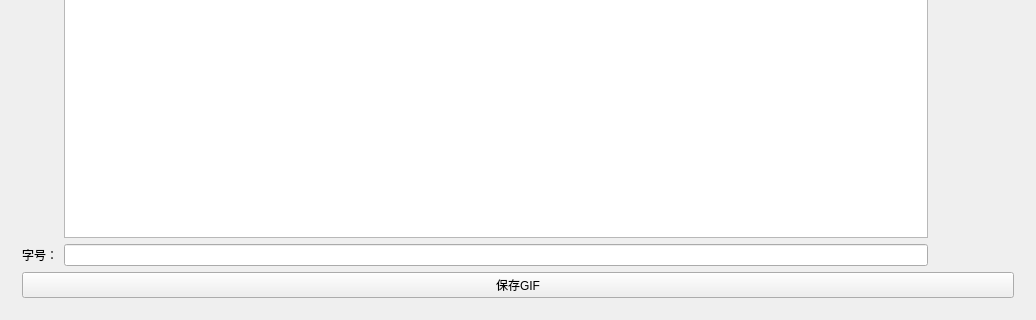
Above: src/mainwindow/fcmainwidget.ui from LiangZuoting/ffcutter before the change; both pictures show x 0 to 1036 and y 367 to 687 of the 1036 by 687 pixel window. Below: the same form after it.
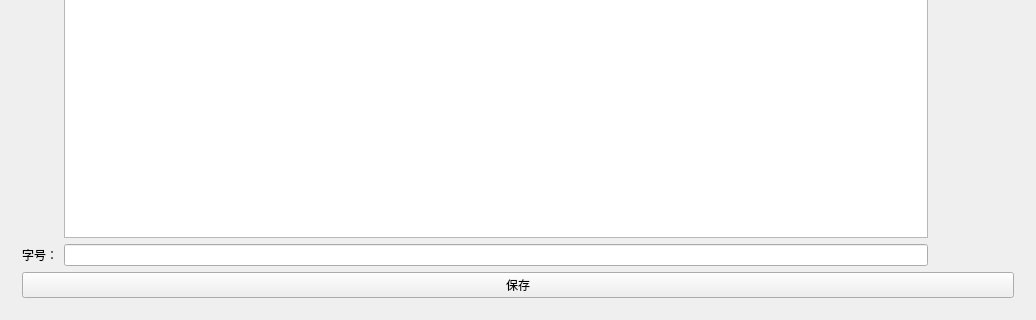
That is the form after the change. Custom widgets are drawn as their Qt base class.

```diff
--- a/src/mainwindow/fcmainwidget.ui
+++ b/src/mainwindow/fcmainwidget.ui
@@ -116,7 +116,7 @@
       <item>
        <widget class="QPushButton" name="gifBtn">
         <property name="text">
-         <string>保存GIF</string>
+         <string>保存</string>
         </property>
        </widget>
       </item>
```
Left out of the diff: 2 changed lines with no effect on the pictures.
